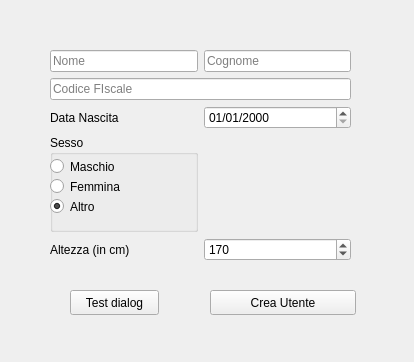
The window that src/gui_pkg/include/gui_pkg/create_user_form.ui (cristianbass01/GUI_robotic_exoskeleton) describes before a commit, drawn with Qt 5.
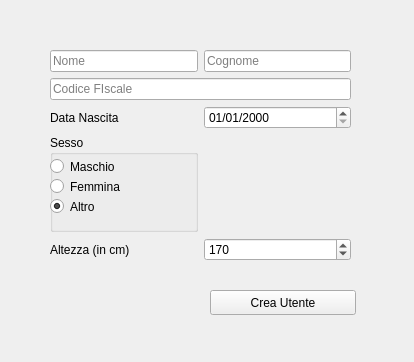
The same window after the commit.

```diff
--- a/src/gui_pkg/include/gui_pkg/create_user_form.ui
+++ b/src/gui_pkg/include/gui_pkg/create_user_form.ui
@@ -149,19 +149,6 @@
     <string>Crea Utente</string>
    </property>
   </widget>
-  <widget class="QPushButton" name="BT_test">
-   <property name="geometry">
-    <rect>
-     <x>70</x>
-     <y>290</y>
-     <width>89</width>
-     <height>25</height>
-    </rect>
-   </property>
-   <property name="text">
-    <string>Test dialog</string>
-   </property>
-  </widget>
  </widget>
  <resources/>
  <connections/>
```
Left out of the diff: 11 changed lines with no effect on the pictures.
